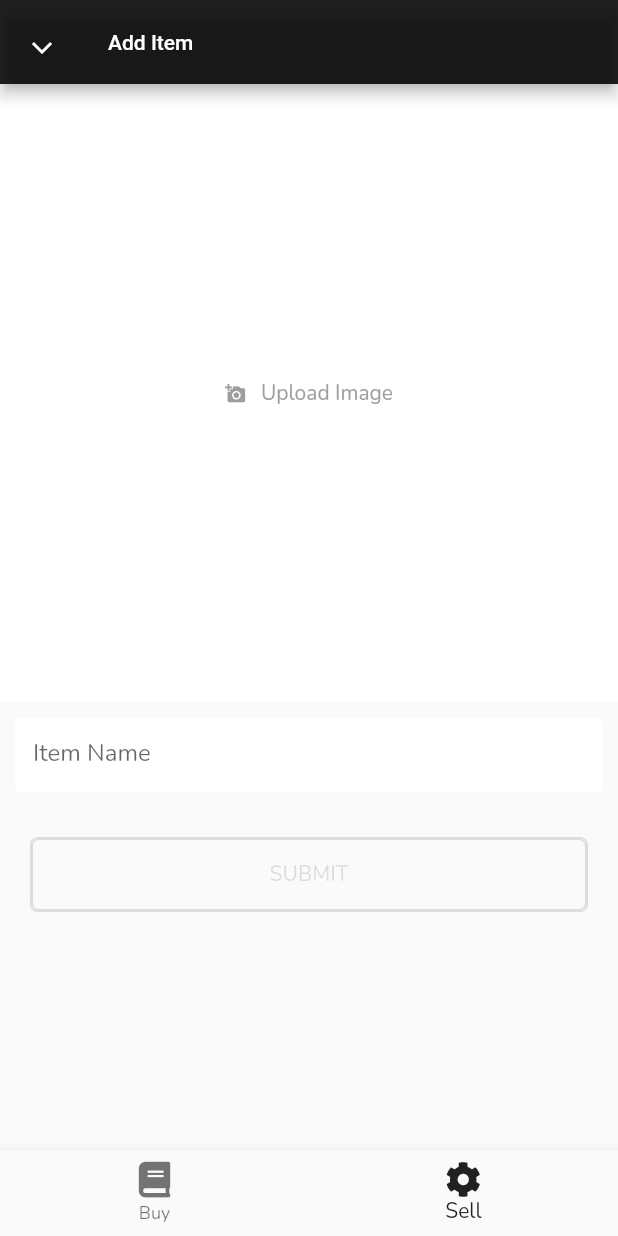
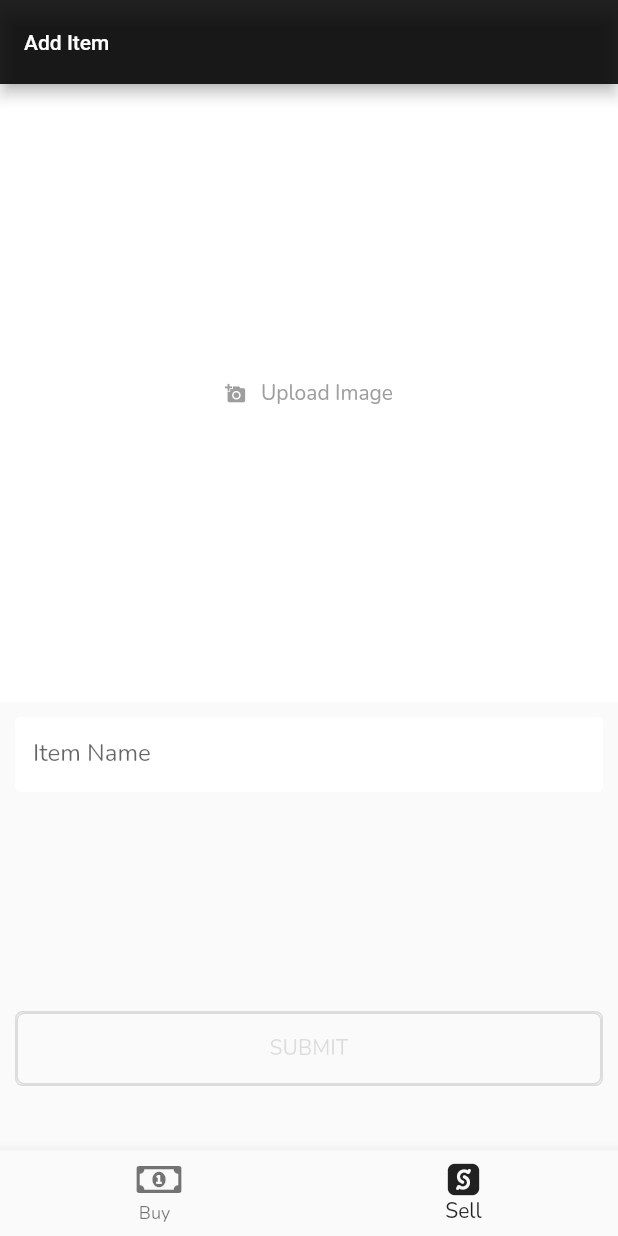
Before and after one commit to Shadow60539/ecommerce, a Flutter app: the screen it shows once a user with an empty profile is signed in, item 2 of the bottom bar chosen, on a phone screen of 412 x 824 dp. Run offline on Flutter 3.47's test engine with Material 2 defaults, Android fonts, the phone set to English and light mode, and no system bars; our stand-ins replace auto_route, cached_network_image, cloud_firestore, firebase_auth, firebase_core, firebase_storage and 3 more; missing offline and left inert: multi_image_picker; accounts and stored records are empty.

Commit message:
fix minor bugs

```diff
--- a/lib/features/home/pages/index_page.dart
+++ b/lib/features/home/pages/index_page.dart
@@ -29,7 +29,16 @@ class _IndexPageState extends State<IndexPage> {
 
   @override
   Widget build(BuildContext context) {
-    return SafeArea(
+    return WillPopScope(
+      onWillPop: () async {
+        if (_pageNumberNotifier.value != 0) {
+          _pageNumberNotifier.value = 0;
+          return false;
+        } else {
+          return true;
+        }
+      },
+      child: SafeArea(
         child: ValueListenableBuilder(
           builder: (BuildContext context, pageNumber, Widget child) {
             return Scaffold(
@@ -44,7 +53,9 @@ class _IndexPageState extends State<IndexPage> {
                   items: <BottomNavigationBarItem>[
                     BottomNavigationBarItem(
                       icon: Icon(
-                      FontAwesomeIcons.book,
+                        pageNumber == 0
+                            ? FontAwesomeIcons.solidMoneyBillAlt
+                            : FontAwesomeIcons.moneyBillAlt,
                       ),
                       title: Padding(
                         padding: const EdgeInsets.only(top: 8.0),
@@ -57,8 +68,7 @@ class _IndexPageState extends State<IndexPage> {
                       ),
                     ),
                     BottomNavigationBarItem(
-                    icon: Icon(
-                      FontAwesomeIcons.cog,
+                      icon: Icon(FontAwesomeIcons.sellcast
                           //size: 20,
                           ),
                       title: Padding(
@@ -76,6 +86,7 @@ class _IndexPageState extends State<IndexPage> {
           },
           valueListenable: _pageNumberNotifier,
         ),
+      ),
     );
   }
 }
--- a/lib/features/home/pages/seller_page.dart
+++ b/lib/features/home/pages/seller_page.dart
@@ -108,8 +108,6 @@ class _SellerPageState extends State<SellerPage> {
       onWillPop: () async {
         Provider.of<AllProvider>(context, listen: false).clearAll();
 
-        Navigator.pop(context);
-
         return false;
       },
       child: SafeArea(
@@ -120,18 +118,6 @@ class _SellerPageState extends State<SellerPage> {
           child: Scaffold(
               appBar: AppBar(
                 automaticallyImplyLeading: false,
-                leading: Transform.rotate(
-                  angle: -pi / 2,
-                  child: IconButton(
-                    icon: Icon(Icons.arrow_back_ios, size: 16),
-                    onPressed: () {
-                      Provider.of<AllProvider>(context, listen: false)
-                          .clearAll();
-
-                      Navigator.pop(context);
-                    },
-                  ),
-                ),
                 backgroundColor: Colors.black87,
                 title: Text(
                   'Add Item',
@@ -194,6 +180,11 @@ class _SellerPageState extends State<SellerPage> {
                               ),
                             ),
                           ),
+                          SizedBox(
+                            height: _sHeight * 0.5 -
+                                210 -
+                                kBottomNavigationBarHeight,
+                          ),
                           SubmitButton(),
                         ],
                       )
--- a/lib/features/home/widgets/submit_button.dart
+++ b/lib/features/home/widgets/submit_button.dart
@@ -25,7 +25,7 @@ class _SubmitButtonState extends State<SubmitButton> {
 
     bool isAllOptionsChosen = (_provider.sellerImage.isNotEmpty);
     return AnimatedContainer(
-      margin: const EdgeInsets.only(top: 30, left: 10, right: 10, bottom: 20),
+      margin: const EdgeInsets.only(top: 0),
       decoration: BoxDecoration(
           borderRadius: BorderRadius.circular(5),
           color: isAllOptionsChosen ? Colors.black87 : Colors.transparent,
@@ -120,7 +120,6 @@ class _SubmitButtonState extends State<SubmitButton> {
       "name": itemName,
       "sellerName": auth.currentUser.email
     });
+    Provider.of<AllProvider>(context, listen: false).clearAll();
   }
-
-  submitData(BuildContext context) {}
 }
```
Lines whose indentation alone changed are shown as unchanged.
